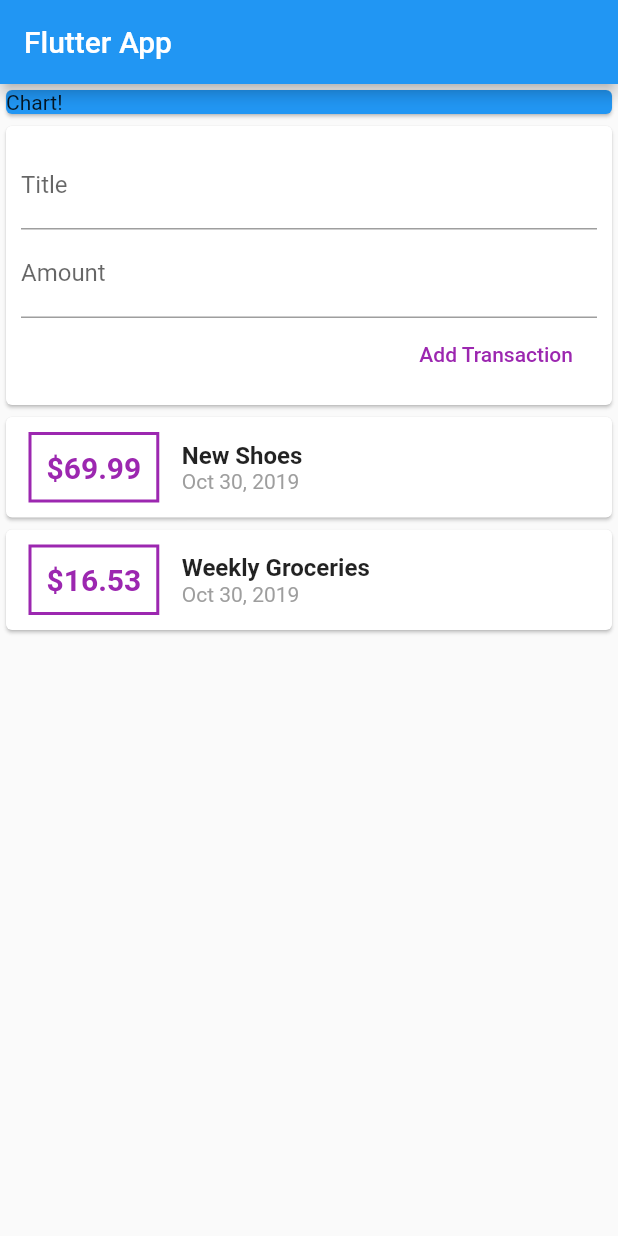
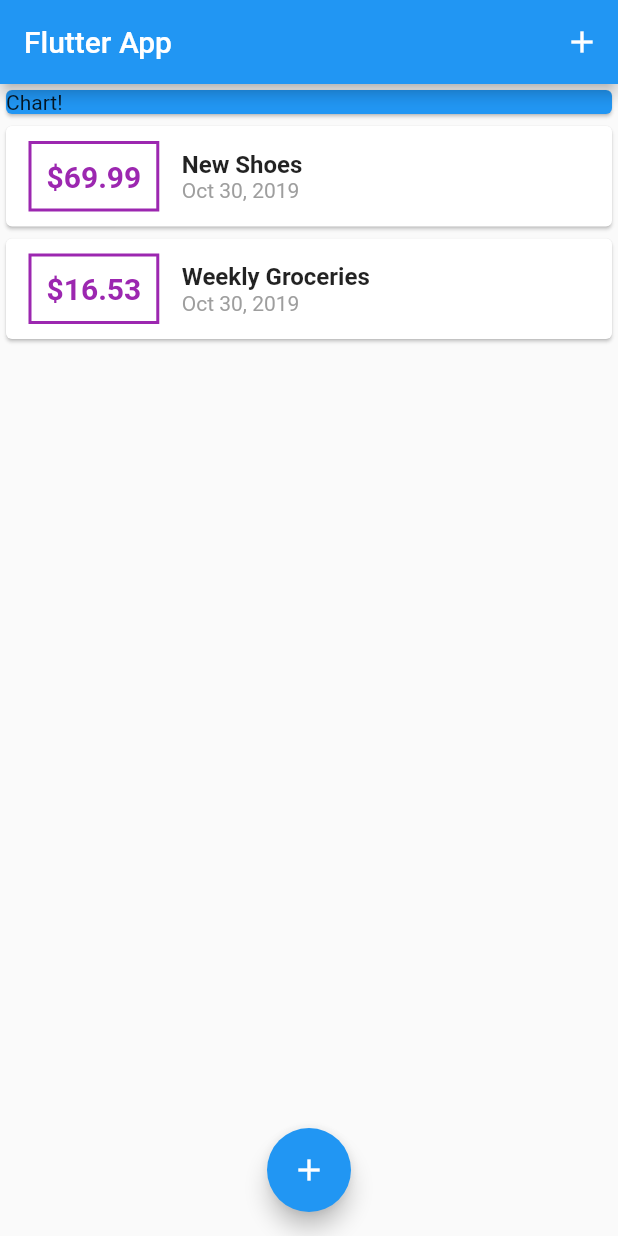
Before and after one commit to jimdis/flutter-udemy-2, a Flutter app: the screen it shows after launch, on a phone screen of 412 x 824 dp. Run offline on Flutter 3.47's test engine with Material 2 defaults, Android fonts, the phone set to English and light mode, and no system bars.

Commit message:
Refactoring state handling to main

```diff
--- a/lib/main.dart
+++ b/lib/main.dart
@@ -1,6 +1,8 @@
 import 'package:flutter/material.dart';
 
-import './widgets/user_transactions.dart';
+import './widgets/transaction_list.dart';
+import './widgets/new_transaction.dart';
+import './models/transaction.dart';
 
 void main() => runApp(MyApp());
 
@@ -14,14 +16,62 @@ class MyApp extends StatelessWidget {
   }
 }
 
-class MyHomePage extends StatelessWidget {
+class MyHomePage extends StatefulWidget {
+  @override
+  _MyHomePageState createState() => _MyHomePageState();
+}
+
+class _MyHomePageState extends State<MyHomePage> {
+  final List<Transaction> _userTransactions = [
+    Transaction(
+      id: 't1',
+      title: 'New Shoes',
+      amount: 69.99,
+      date: DateTime.now(),
+    ),
+    Transaction(
+      id: 't2',
+      title: 'Weekly Groceries',
+      amount: 16.53,
+      date: DateTime.now(),
+    ),
+  ];
+
+  void _addNewTransaction(String txTitle, double txAmount) {
+    final newTx = Transaction(
+        title: txTitle,
+        amount: txAmount,
+        date: DateTime.now(),
+        id: DateTime.now().toString());
+
+    setState(() {
+      _userTransactions.add(newTx);
+    });
+  }
+
+  void _startAddNewTransaction(BuildContext ctx) {
+    showModalBottomSheet(
+      context: ctx,
+      builder: (_) {
+        return NewTransaction(_addNewTransaction);
+      },
+    );
+  }
+
   @override
   Widget build(BuildContext context) {
     return Scaffold(
       appBar: AppBar(
         title: Text('Flutter App'),
+        actions: <Widget>[
+          IconButton(
+            icon: Icon(Icons.add),
+            onPressed: () => _startAddNewTransaction(context),
           ),
-      body: Column(
+        ],
+      ),
+      body: SingleChildScrollView(
+        child: Column(
           // mainAxisAlignment: MainAxisAlignment.spaceAround,
           crossAxisAlignment: CrossAxisAlignment.start,
           children: <Widget>[
@@ -32,8 +82,14 @@ class MyHomePage extends StatelessWidget {
                 child: Text('Chart!'),
               ),
             ),
-          UserTransactions(),
+            TransactionList(_userTransactions),
           ],
+        ),
+      ),
+      floatingActionButtonLocation: FloatingActionButtonLocation.centerFloat,
+      floatingActionButton: FloatingActionButton(
+        child: Icon(Icons.add),
+        onPressed: () => _startAddNewTransaction(context),
       ),
     );
   }
--- a/lib/widgets/transaction_list.dart
+++ b/lib/widgets/transaction_list.dart
@@ -10,8 +10,10 @@ class TransactionList extends StatelessWidget {
 
   @override
   Widget build(BuildContext context) {
-    return Column(
-        children: transactions.map((tx) {
+    return Container(
+      height: 300,
+      child: ListView.builder(
+        itemBuilder: (ctx, index) {
           return Card(
             child: Row(
               children: <Widget>[
@@ -28,7 +30,7 @@ class TransactionList extends StatelessWidget {
                   ),
                   padding: EdgeInsets.all(10),
                   child: Text(
-                '\$${tx.amount.toString()}',
+                    '\$${transactions[index].amount.toStringAsFixed(2)}',
                     style: TextStyle(
                       fontWeight: FontWeight.bold,
                       fontSize: 20,
@@ -40,14 +42,14 @@ class TransactionList extends StatelessWidget {
                   crossAxisAlignment: CrossAxisAlignment.start,
                   children: <Widget>[
                     Text(
-                  tx.title,
+                      transactions[index].title,
                       style: TextStyle(
                         fontSize: 16,
                         fontWeight: FontWeight.bold,
                       ),
                     ),
                     Text(
-                  DateFormat.yMMMd().format(tx.date),
+                      DateFormat.yMMMd().format(transactions[index].date),
                       style: TextStyle(
                         color: Colors.grey,
                       ),
@@ -57,6 +59,9 @@ class TransactionList extends StatelessWidget {
               ],
             ),
           );
-    }).toList());
+        },
+        itemCount: transactions.length,
+      ),
+    );
   }
 }
--- a/lib/widgets/user_transactions.dart
+++ /dev/null
@@ -1,49 +0,0 @@
-import 'package:flutter/material.dart';
-
-import './transaction_list.dart';
-import './new_transaction.dart';
-import '../models/transaction.dart';
-
-class UserTransactions extends StatefulWidget {
-  @override
-  _UserTransactionsState createState() => _UserTransactionsState();
-}
-
-class _UserTransactionsState extends State<UserTransactions> {
-  final List<Transaction> _userTransactions = [
-    Transaction(
-      id: 't1',
-      title: 'New Shoes',
-      amount: 69.99,
-      date: DateTime.now(),
-    ),
-    Transaction(
-      id: 't2',
-      title: 'Weekly Groceries',
-      amount: 16.53,
-      date: DateTime.now(),
-    ),
-  ];
-
-  void _addNewTransaction(String txTitle, double txAmount) {
-    final newTx = Transaction(
-        title: txTitle,
-        amount: txAmount,
-        date: DateTime.now(),
-        id: DateTime.now().toString());
-
-    setState(() {
-      _userTransactions.add(newTx);
-    });
-  }
-
-  @override
-  Widget build(BuildContext context) {
-    return Column(
-      children: <Widget>[
-        NewTransaction(_addNewTransaction),
-        TransactionList(_userTransactions),
-      ],
-    );
-  }
-}
```
Also changed, not shown: lib/widgets/new_transaction.dart (+26 -8 lines). Lines whose indentation alone changed are shown as unchanged.
